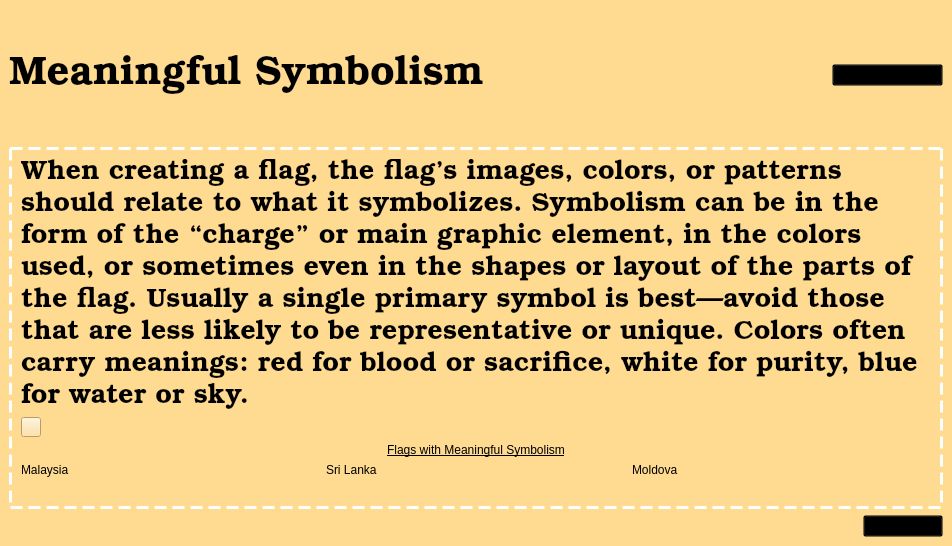
Above: meaningfulsymbolismlesson.ui from zxjorge/EDApp before the change. Below: the same form after it.
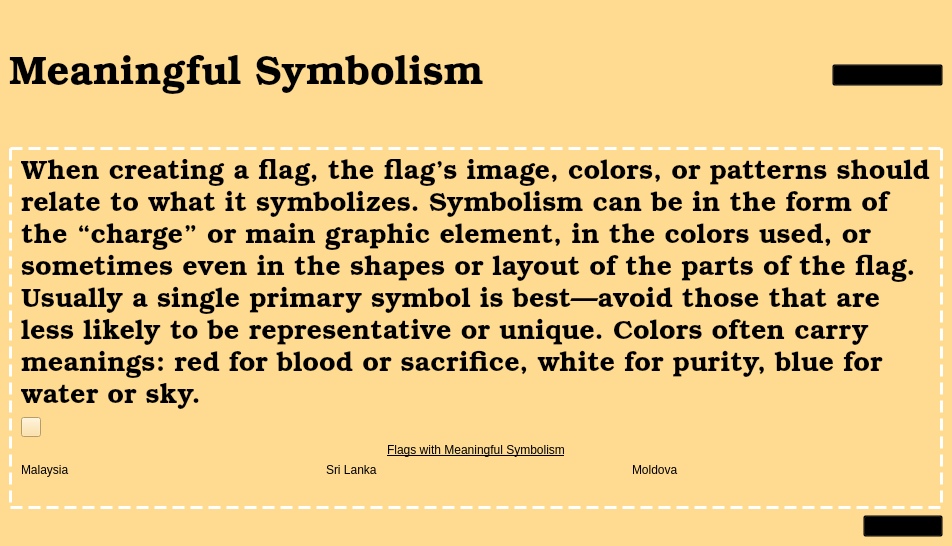
That is the form after the change. Icons and pictures are not drawn. Custom widgets are drawn as their Qt base class.

What changed in the file:
```diff
--- a/meaningfulsymbolismlesson.ui
+++ b/meaningfulsymbolismlesson.ui
@@ -124,7 +124,7 @@
 color: rgb(0, 0, 0);</string>
                </property>
                <property name="text">
-                <string>When creating a flag, the flag’s images, colors, or patterns should relate to what it symbolizes. Symbolism can be in the form of the “charge” or main graphic element, in the colors used, or sometimes even in the shapes or layout of the parts of the flag. Usually a single primary symbol is best—avoid those that are less likely to be representative or unique. Colors often carry meanings: red for blood or sacrifice, white for purity, blue for water or sky.</string>
+                <string>When creating a flag, the flag’s image, colors, or patterns should relate to what it symbolizes. Symbolism can be in the form of the “charge” or main graphic element, in the colors used, or sometimes even in the shapes or layout of the parts of the flag. Usually a single primary symbol is best—avoid those that are less likely to be representative or unique. Colors often carry meanings: red for blood or sacrifice, white for purity, blue for water or sky.</string>
                </property>
                <property name="alignment">
                 <set>Qt::AlignLeading|Qt::AlignLeft|Qt::AlignTop</set>
```
